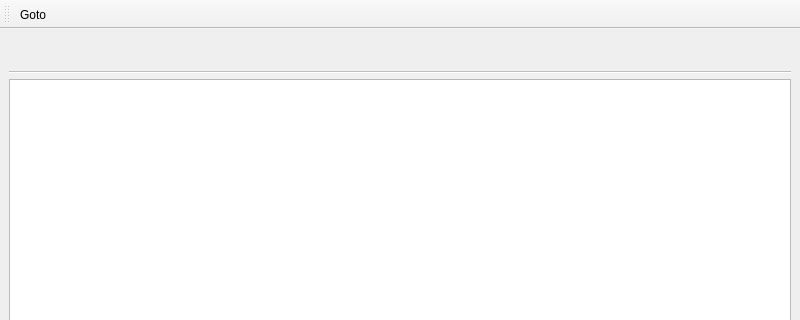
Above: ui/ramView.ui from zoriya/ComSquare before the change; both pictures show x 0 to 800 and y 0 to 320 of the 800 by 600 pixel window. Below: the same form after it.
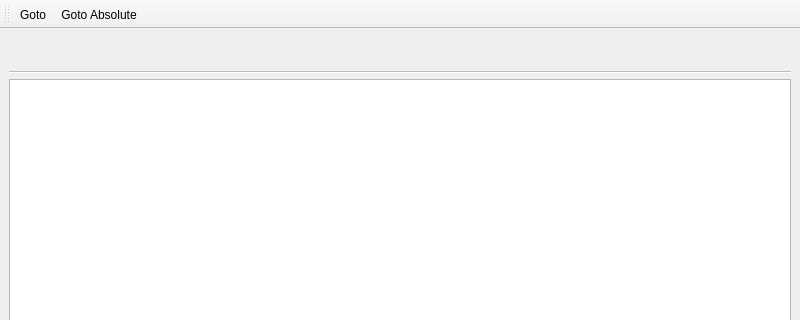
That is the form after the change. Icons and pictures are not drawn.

Commit message: Starting to implement the switch addr tab

The edit to the form file:
```diff
--- a/ui/ramView.ui
+++ b/ui/ramView.ui
@@ -45,6 +45,7 @@
     <bool>false</bool>
    </attribute>
    <addaction name="actionGoto"/>
+   <addaction name="actionGoto_Absolute"/>
   </widget>
   <action name="actionGoto">
    <property name="text">
@@ -57,6 +58,17 @@
     <string>Ctrl+G</string>
    </property>
   </action>
+  <action name="actionGoto_Absolute">
+   <property name="text">
+    <string>Goto Absolute</string>
+   </property>
+   <property name="toolTip">
+    <string>Go to an absolute address</string>
+   </property>
+   <property name="shortcut">
+    <string>Ctrl+Shift+G</string>
+   </property>
+  </action>
  </widget>
  <customwidgets>
   <customwidget>
```
The commit also changes 2 other files.
